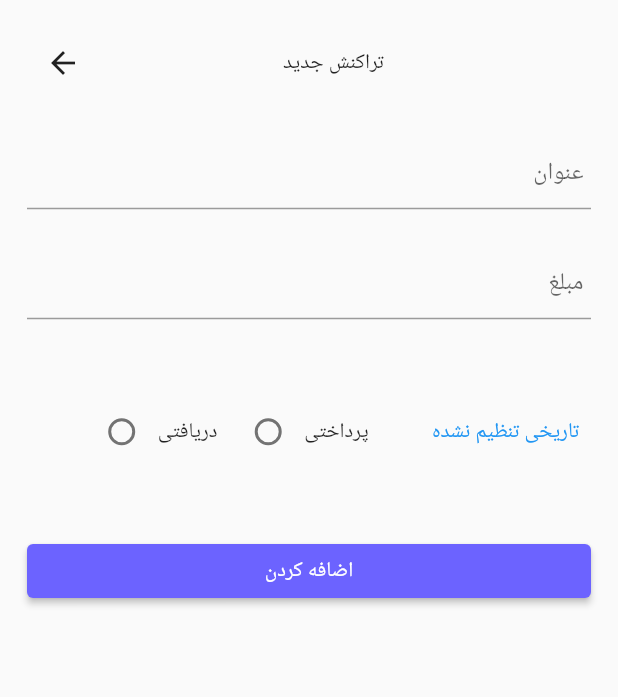
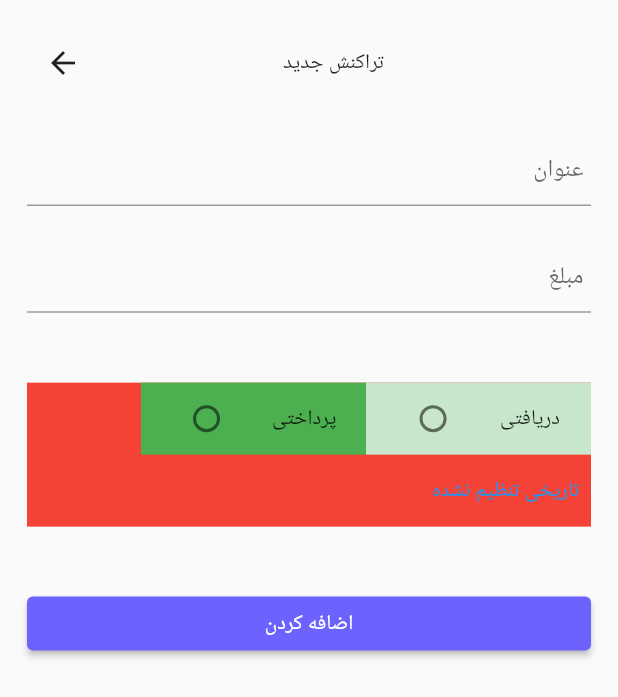
Before and after one commit to ariyaomidi/transation, a Flutter app: the AddTransaction screen opened directly, on a phone screen of 412 x 824 dp. Shown: the top 697 px of the screen. Run offline on Flutter 3.47's test engine with Material 2 defaults, Android fonts, the light colour scheme and no system bars; our stand-ins replace animated_bottom_navigation_bar, flutter_svg, hive, hive_flutter; missing offline and left inert: persian_datetime_picker, searchbar_animation; accounts and stored records are empty; Roboto replaces fonts that are missing (yekan).

Commit message:
در حال ویراش صفحه افزودن تراکنش قسمت ریسپانسیو کردن وسط صفحه

```diff
--- a/lib/screens/add_transaction.dart
+++ b/lib/screens/add_transaction.dart
@@ -35,28 +35,48 @@ class _AddTransactionState extends State<AddTransaction> {
         padding: const EdgeInsets.all(18.0),
         child: Column(
           children: [
-            Row(children: [
-
-              IconButton(onPressed: (){Navigator.pop(context);}, icon:const Icon( Icons.arrow_back),),
-              Spacer(flex: 8,),
+            Row(
+              children: [
+                IconButton(
+                  onPressed: () {
+                    Navigator.pop(context);
+                  },
+                  icon: const Icon(Icons.arrow_back),
+                ),
+                Spacer(
+                  flex: 8,
+                ),
                 Text(HomeScreen.isEditing ? 'ویرایش تراکنش ' : 'تراکنش جدید'),
-              Spacer(flex:9,),
-            ],),
+                Spacer(
+                  flex: 9,
+                ),
+              ],
+            ),
 
             const Spacer(),
             MyTexField(
-                hintText: 'عنوان',
-                controller: AddTransaction.titleController),
+                hintText: 'عنوان', controller: AddTransaction.titleController),
             const Spacer(),
             MyTexField(
-                hintText: 'مبلغ',
-                controller: AddTransaction.priceController),
-            Spacer(flex:ScreenSize(context).screenWidth>330 ? 2:1),
-            ScreenSize(context).screenWidth>330 ?
-            Row(
-              mainAxisAlignment: MainAxisAlignment.spaceBetween,
+                hintText: 'مبلغ', controller: AddTransaction.priceController),
+            Spacer(flex: ScreenSize(context).screenWidth > 330 ? 2 : 1),
+
+            Container(
+              color: Colors.red,
+              width: double.infinity,
+              child: Wrap(
+                textDirection: TextDirection.rtl,
+                // alignment: WrapAlignment.end,
+                runAlignment: WrapAlignment.spaceBetween,
+                direction: Axis.horizontal,
                 children: [
-                const Spacer(flex: 8),
+                Container(
+
+                    color: Colors.green[100],width: 150,
+
+                    child: Row(
+                    mainAxisAlignment: MainAxisAlignment.spaceEvenly,
+                      children: [
                         Radio(
                           activeColor: kPurpleColor,
                           value: 1,
@@ -66,7 +86,15 @@ class _AddTransactionState extends State<AddTransaction> {
                           },
                         ),
                         const Text('دریافتی'),
-                const Spacer(flex: 2),
+                      ],
+                    ),
+                  ),
+
+                  Container(
+                    color: Colors.green[500],width: 150,
+                    child: Row(
+                      mainAxisAlignment: MainAxisAlignment.spaceEvenly,
+                      children: [
                         Radio(
                           activeColor: kPurpleColor,
                           value: 2,
@@ -76,26 +104,10 @@ class _AddTransactionState extends State<AddTransaction> {
                           },
                         ),
                         const Text('پرداختی'),
-                const Spacer(flex: 7),
-                TextButton(
-                    onPressed: () async {
-                      Jalali? picked = await showPersianDatePicker(
-                        context: context,
-                        initialDate: Jalali.now(),
-                        firstDate: Jalali(1385, 8),
-                        lastDate: Jalali(1450, 9),
-                      );
-                      var label = picked?.formatFullDate();
-                      setState(() {
-                        AddTransaction.isPickedDate = true;
-                        AddTransaction.setDate = label!;
-                      });
-                    },
-                    child: Text(AddTransaction.setDate))
                       ],
-            ):
-            Column(
-              children: [
+                    ),
+                  ),
+
                   TextButton(
                       onPressed: () async {
                         Jalali? picked = await showPersianDatePicker(
@@ -111,37 +123,100 @@ class _AddTransactionState extends State<AddTransaction> {
                         });
                       },
                       child: Text(AddTransaction.setDate)),
-                Row(
-                  mainAxisAlignment: MainAxisAlignment.center,
-                  children: [
-                    Radio(
-                      activeColor: kPurpleColor,
-                      value: 1,
-                      groupValue: AddTransaction.groupId,
-                      onChanged: (value) {
-                        setState(() => AddTransaction.groupId = value.hashCode);
-                      },
-                    ),
-                    const Text('دریافتی'),
                 ],
               ),
-                Row(
-                  mainAxisAlignment: MainAxisAlignment.center,
-                  children: [
-                    Radio(
-                      activeColor: kPurpleColor,
-                      value: 2,
-                      groupValue: AddTransaction.groupId,
-                      onChanged: (value) {
-                        setState(() => AddTransaction.groupId = value.hashCode);
-                      },
             ),
-                    const Text('پرداختی'),
-                  ],
-                ),
-              ],
-            ),
-             Spacer(flex: ScreenSize(context).screenWidth>330 ? 2 :1),
+
+            // ScreenSize(context).screenWidth>330 ?
+            // Row(
+            //   mainAxisAlignment: MainAxisAlignment.spaceBetween,
+            //   children: [
+            //     const Spacer(flex: 8),
+            //     Radio(
+            //       activeColor: kPurpleColor,
+            //       value: 1,
+            //       groupValue: AddTransaction.groupId,
+            //       onChanged: (value) {
+            //         setState(() => AddTransaction.groupId = value.hashCode);
+            //       },
+            //     ),
+            //     const Text('دریافتی'),
+            //     const Spacer(flex: 2),
+            //     Radio(
+            //       activeColor: kPurpleColor,
+            //       value: 2,
+            //       groupValue: AddTransaction.groupId,
+            //       onChanged: (value) {
+            //         setState(() => AddTransaction.groupId = value.hashCode);
+            //       },
+            //     ),
+            //     const Text('پرداختی'),
+            //     const Spacer(flex: 7),
+            //     TextButton(
+            //         onPressed: () async {
+            //           Jalali? picked = await showPersianDatePicker(
+            //             context: context,
+            //             initialDate: Jalali.now(),
+            //             firstDate: Jalali(1385, 8),
+            //             lastDate: Jalali(1450, 9),
+            //           );
+            //           var label = picked?.formatFullDate();
+            //           setState(() {
+            //             AddTransaction.isPickedDate = true;
+            //             AddTransaction.setDate = label!;
+            //           });
+            //         },
+            //         child: Text(AddTransaction.setDate))
+            //   ],
+            // ):
+            // Column(
+            //   children: [
+            //     TextButton(
+            //         onPressed: () async {
+            //           Jalali? picked = await showPersianDatePicker(
+            //             context: context,
+            //             initialDate: Jalali.now(),
+            //             firstDate: Jalali(1385, 8),
+            //             lastDate: Jalali(1450, 9),
+            //           );
+            //           var label = picked?.formatFullDate();
+            //           setState(() {
+            //             AddTransaction.isPickedDate = true;
+            //             AddTransaction.setDate = label!;
+            //           });
+            //         },
+            //         child: Text(AddTransaction.setDate)),
+            //     Row(
+            //       mainAxisAlignment: MainAxisAlignment.center,
+            //       children: [
+            //         Radio(
+            //           activeColor: kPurpleColor,
+            //           value: 1,
+            //           groupValue: AddTransaction.groupId,
+            //           onChanged: (value) {
+            //             setState(() => AddTransaction.groupId = value.hashCode);
+            //           },
+            //         ),
+            //         const Text('دریافتی'),
+            //       ],
+            //     ),
+            //     Row(
+            //       mainAxisAlignment: MainAxisAlignment.center,
+            //       children: [
+            //         Radio(
+            //           activeColor: kPurpleColor,
+            //           value: 2,
+            //           groupValue: AddTransaction.groupId,
+            //           onChanged: (value) {
+            //             setState(() => AddTransaction.groupId = value.hashCode);
+            //           },
+            //         ),
+            //         const Text('پرداختی'),
+            //       ],
+            //     ),
+            //   ],
+            // ),
+            Spacer(flex: ScreenSize(context).screenWidth > 330 ? 2 : 1),
             MyButton(
                 onPressed: () {
                   Money item = Money(
@@ -216,11 +291,19 @@ class MyButton extends StatelessWidget {
   Widget build(BuildContext context) {
     return SizedBox(
       width: double.infinity,
-      height: ScreenSize(context).screenWidth>1200 ?  ScreenSize(context).screenWidth*0.03: 36,
+      height: ScreenSize(context).screenWidth > 1200
+          ? ScreenSize(context).screenWidth * 0.03
+          : 36,
       child: ElevatedButton(
         onPressed: onPressed,
         style: TextButton.styleFrom(backgroundColor: kPurpleColor),
-        child: Text(text , style: TextStyle(fontSize: ScreenSize(context).screenWidth>1200 ? ScreenSize(context).screenWidth*0.01: 14),),
+        child: Text(
+          text,
+          style: TextStyle(
+              fontSize: ScreenSize(context).screenWidth > 1200
+                  ? ScreenSize(context).screenWidth * 0.01
+                  : 14),
+        ),
       ),
     );
   }
```
Also changed, not shown: pubspec.lock. Lines whose indentation alone changed are shown as unchanged.
